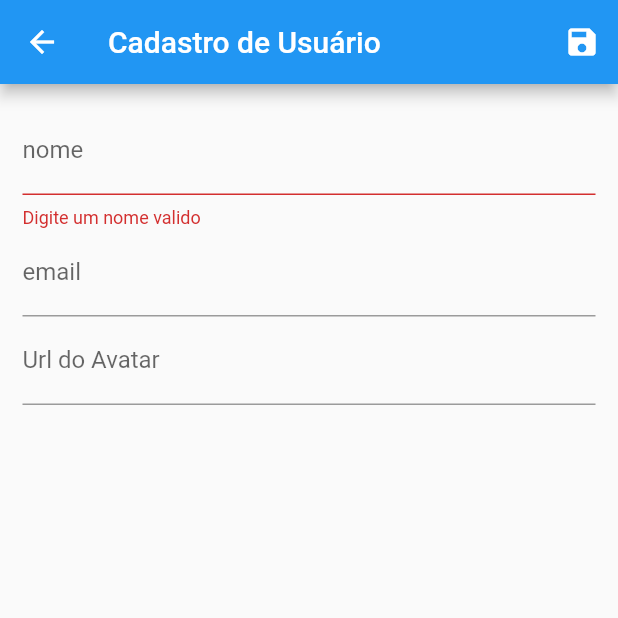
After one commit to LFelipeP/fluter_crud, a Flutter app: the UserForm screen opened by its route, after a tap on the "save" icon, on a phone screen of 412 x 824 dp, the top half of it. The commit adds this screen. Run offline on Flutter 3.47's test engine with Material 2 defaults, Android fonts, the phone set to English and light mode, and no system bars; network calls fail.

Commit message:
Falta o BD

```diff
--- /dev/null
+++ b/lib/routes/app_routes.dart
@@ -0,0 +1,4 @@
+class AppRoutes {
+  static const HOME = '/';
+  static const USER_FORM = '/user-form';
+}
--- /dev/null
+++ b/lib/views/user_forms.dart
@@ -0,0 +1,95 @@
+import 'package:fluter_crud/models/user.dart';
+import 'package:fluter_crud/provider/users.dart';
+import 'package:flutter/material.dart';
+import 'package:provider/provider.dart';
+
+class UserForm extends StatefulWidget {
+  @override
+  _UserFormState createState() => _UserFormState();
+}
+
+class _UserFormState extends State<UserForm> {
+  final _form = GlobalKey<FormState>();
+
+  final Map<String, String> _formData = {};
+
+  void _loadFormData(User user) {
+    if (user != null) {
+      _formData['id'] = user.id;
+      _formData['email'] = user.email;
+      _formData['name'] = user.name;
+      _formData['avatarUrl'] = user.avatarUrl;
+    }
+  }
+
+  @override
+  void didChangeDependencies() {
+    super.didChangeDependencies();
+    final User user = ModalRoute.of(context).settings.arguments;
+    _loadFormData(user);
+  }
+
+  @override
+  Widget build(BuildContext context) {
+    return Scaffold(
+        appBar: AppBar(
+          title: Text('Cadastro de Usuário'),
+          actions: <Widget>[
+            IconButton(
+              icon: Icon(Icons.save),
+              onPressed: () {
+                final isValid = _form.currentState.validate();
+                if (isValid) {
+                  _form.currentState.save();
+                  Provider.of<Users>(context, listen: false).put(
+                    User(
+                      id: _formData['id'],
+                      name: _formData['name'],
+                      email: _formData['email'],
+                      avatarUrl: _formData['avatarUrl'],
+                    ),
+                  );
+                  Navigator.of(context).pop();
+                }
+              },
+            ),
+          ],
+        ),
+        body: Padding(
+          padding: EdgeInsets.all(15),
+          child: Form(
+            key: _form,
+            child: Column(
+              children: <Widget>[
+                TextFormField(
+                  initialValue: _formData['name'],
+                  decoration: InputDecoration(
+                    labelText: 'nome',
+                  ),
+                  validator: (value) {
+                    if (value == null || value.isEmpty) {
+                      return 'Digite um nome valido';
+                    }
+                  },
+                  onSaved: (value) => _formData['name'] = value,
+                ),
+                TextFormField(
+                  initialValue: _formData['email'],
+                  decoration: InputDecoration(
+                    labelText: 'email',
+                  ),
+                  onSaved: (value) => _formData['email'] = value,
+                ),
+                TextFormField(
+                  initialValue: _formData['avatarUrl'],
+                  decoration: InputDecoration(
+                    labelText: 'Url do Avatar',
+                  ),
+                  onSaved: (value) => _formData['avatarUrl'] = value,
+                ),
+              ],
+            ),
+          ),
+        ));
+  }
+}
```
Also changed, not shown: lib/components/user_tile.dart (+32 -2 lines), lib/main.dart (+6 -1 lines), lib/provider/users.dart (+21 -0 lines), lib/views/user_list.dart (+6 -2 lines).
